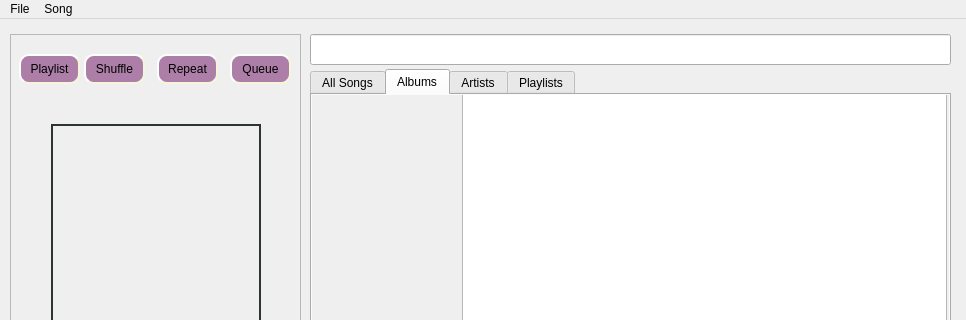
Old version of the form src/player.ui in the repository pirxus/waPlayer; both pictures show x 0 to 966 and y 0 to 320 of the 966 by 550 pixel window.
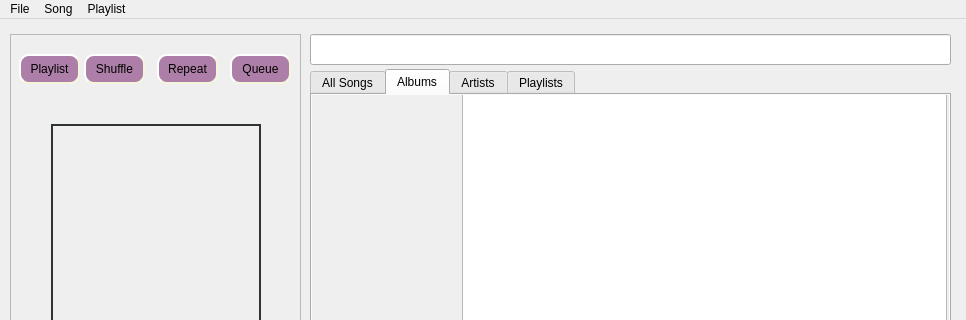
New version of the form. Icons and pictures are not drawn.

Commit message: added backend options for playlist creation

The edit to the form file:
```diff
--- a/src/player.ui
+++ b/src/player.ui
@@ -713,8 +713,15 @@
     <addaction name="separator"/>
     <addaction name="actionClear_up_next"/>
    </widget>
+   <widget class="QMenu" name="menuPlaylist">
+    <property name="title">
+     <string>Playlist</string>
+    </property>
+    <addaction name="actionCreate_playlist"/>
+   </widget>
    <addaction name="menuFile"/>
    <addaction name="menuSong"/>
+   <addaction name="menuPlaylist"/>
   </widget>
   <widget class="QStatusBar" name="statusbar"/>
   <action name="actionOpen_File">
```
Left out of the diff: 5 changed lines with no effect on the pictures. The commit also changes 6 other files.
